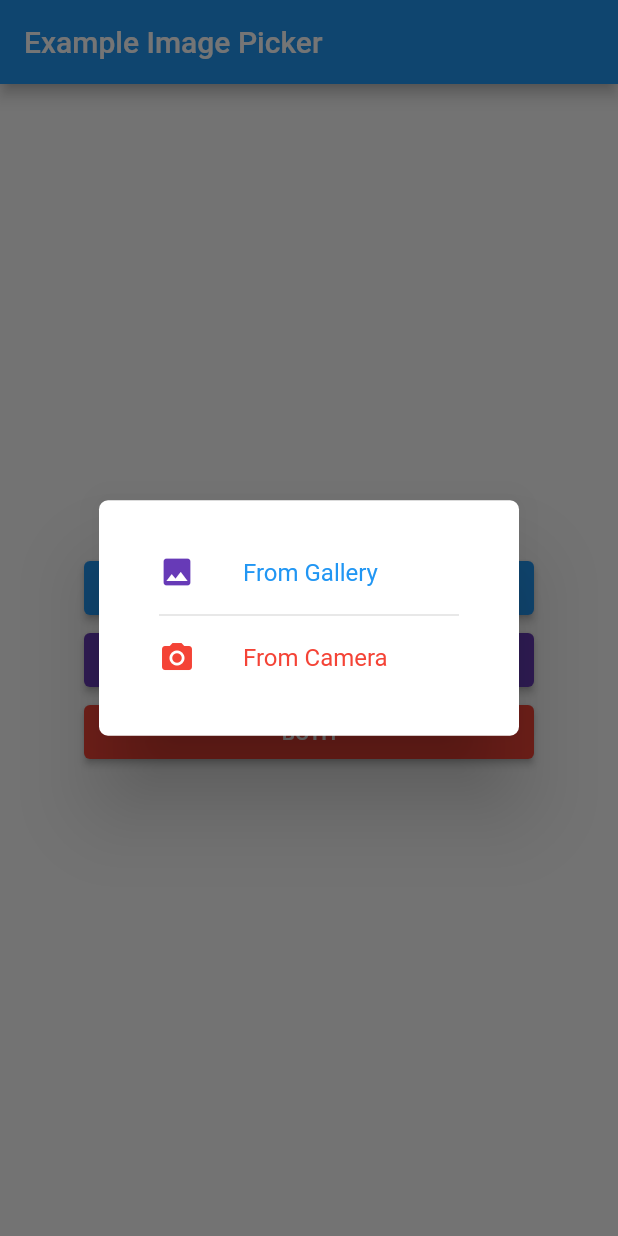
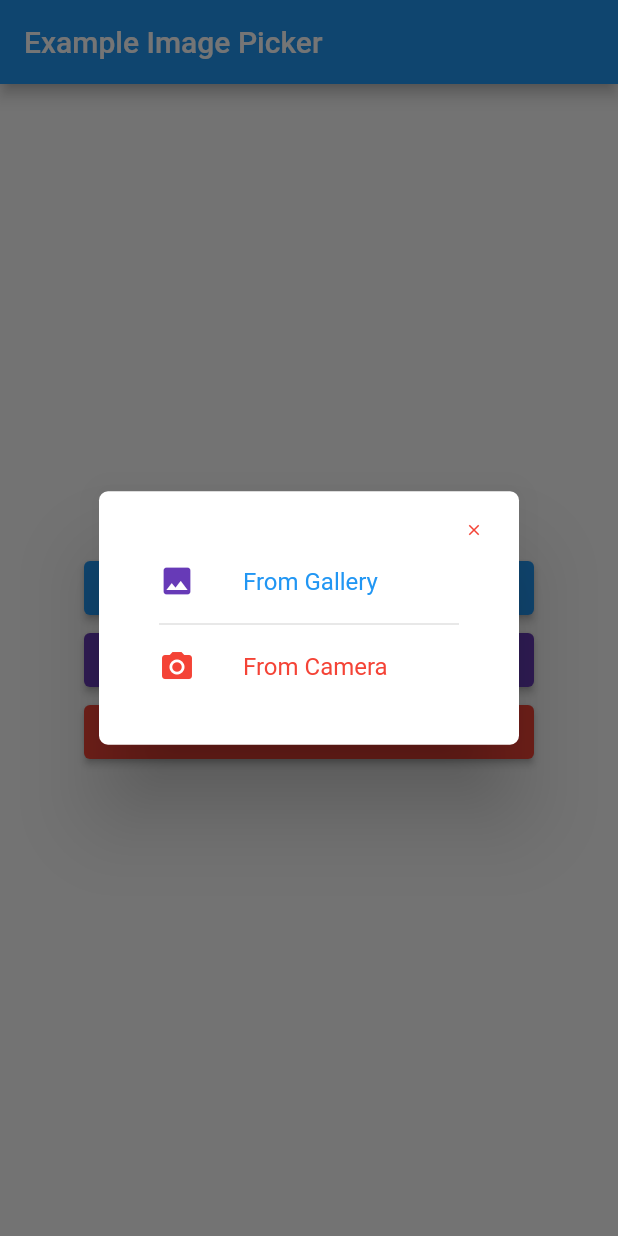
Before and after one commit to kotlincodes/image_picker_gallery_camera, a Flutter app: the screen it shows after launch, after a tap on "BOTH", on a phone screen of 412 x 824 dp. Run offline on Flutter 3.47's test engine with Material 2 defaults, Android fonts, the phone set to English and light mode, and no system bars; our stand-ins replace image_picker.

Commit message:
Close button added- enableCloseButton

```diff
--- a/example/lib/main.dart
+++ b/example/lib/main.dart
@@ -28,12 +28,19 @@ class MyHomePage extends StatefulWidget {
 }
 
 class _MyHomePageState extends State<MyHomePage> {
-  File _image;
+  var _image;
 
   Future getImage(ImgSource source) async {
     var image = await ImagePickerGC.pickImage(
+        enableCloseButton: true,
+        closeIcon: Icon(
+          Icons.close,
+          color: Colors.red,
+          size: 12,
+        ),
         context: context,
         source: source,
+        barrierDismissible: true,
         cameraIcon: Icon(
           Icons.camera_alt,
           color: Colors.red,
@@ -101,7 +108,7 @@ class _MyHomePageState extends State<MyHomePage> {
                   ),
                 ),
               ),
-              _image != null ? Image.file(_image) : Container(),
+              _image != null ? Image.file(File(_image.path)) : Container(),
             ],
           ),
         ),
--- a/lib/image_picker_gallery_camera.dart
+++ b/lib/image_picker_gallery_camera.dart
@@ -10,6 +10,7 @@ class ImagePickerGC {
   static Future pickImage(
       {required BuildContext context,
       required ImgSource source,
+      bool? enableCloseButton,
       double? maxWidth,
       double? maxHeight,
       Icon? cameraIcon,
@@ -17,6 +18,7 @@ class ImagePickerGC {
       Widget? cameraText,
       Widget? galleryText,
       bool barrierDismissible = false,
+      Icon? closeIcon,
       int? imageQuality}) async {
     assert(imageQuality == null || (imageQuality >= 0 && imageQuality <= 100));
 
@@ -51,9 +53,24 @@ class ImagePickerGC {
               content: Column(
                 mainAxisSize: MainAxisSize.min,
                 children: <Widget>[
+                  enableCloseButton == true
+                      ? GestureDetector(
+                          onTap: () {
+                            Navigator.pop(context);
+                          },
+                          child: Align(
+                              alignment: Alignment.topRight,
+                              child: closeIcon ??
+                                  Icon(
+                                    Icons.close,
+                                    size: 14,
+                                  )),
+                        )
+                      : Container(),
                   InkWell(
                     onTap: () async {
-                      ImagePicker().getImage(
+                      ImagePicker()
+                          .getImage(
                               source: ImageSource.gallery,
                               maxWidth: maxWidth,
                               maxHeight: maxHeight,
@@ -80,7 +97,8 @@ class ImagePickerGC {
                   ),
                   InkWell(
                     onTap: () async {
-                      ImagePicker().getImage(
+                      ImagePicker()
+                          .getImage(
                               source: ImageSource.camera,
                               maxWidth: maxWidth,
                               maxHeight: maxHeight)
--- a/pubspec.yaml
+++ b/pubspec.yaml
@@ -1,7 +1,7 @@
 name: image_picker_gallery_camera
 description: Flutter Package to Pick Image From Gallery or Camera. This Package supports picking image from Camera,Gallery and Both Camera abd Gallery.
-version: 0.1.6
-author: Sayandh KP<kotlincodes@gmail.com,sayandhkp59@gmail.com>
+version: 0.2.1
+# author: Sayandh KP<kotlincodes@gmail.com,sayandhkp59@gmail.com>
 homepage: https://github.com/kotlincodes/image_picker_gallery_camera
 
 environment:
```
Also changed, not shown: 3 other files.
